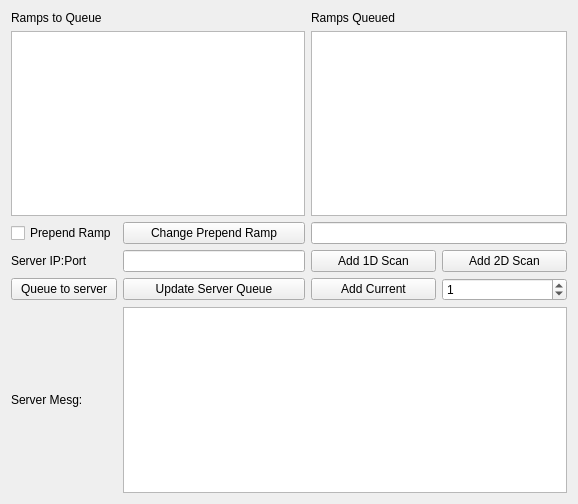
This is ui/RampQueuer.ui in shreyaspotnis/rampage as Qt 5 draws it before an edit. The edited form follows.
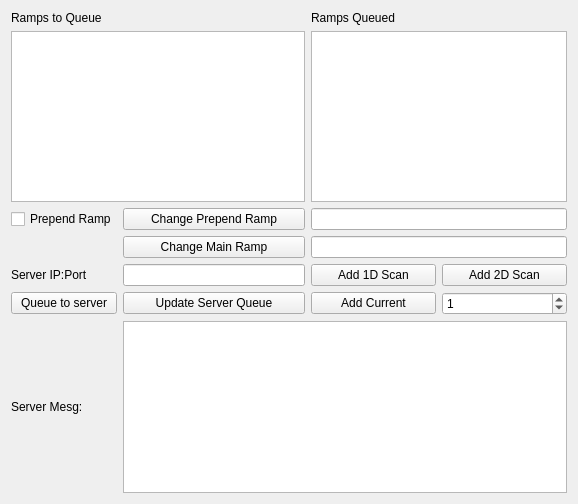
This is the edited form.

Commit message: More features added to 1D Scan generator

```diff
--- a/ui/RampQueuer.ui
+++ b/ui/RampQueuer.ui
@@ -30,7 +30,7 @@
        </property>
       </widget>
      </item>
-     <item row="3" column="2">
+     <item row="4" column="2">
       <widget class="QPushButton" name="push1DScan">
        <property name="text">
         <string>Add 1D Scan</string>
@@ -64,65 +64,75 @@
        </property>
       </widget>
      </item>
-     <item row="5" column="0">
+     <item row="5" column="1">
+      <widget class="QPushButton" name="pushUpdateServerQueue">
+       <property name="text">
+        <string>Update Server Queue</string>
+       </property>
+      </widget>
+     </item>
+     <item row="6" column="0">
       <widget class="QLabel" name="label_4">
        <property name="text">
         <string>Server Mesg:</string>
        </property>
       </widget>
      </item>
-     <item row="3" column="1">
+     <item row="5" column="3">
+      <widget class="QSpinBox" name="spinNumberReps">
+       <property name="toolTip">
+        <string>Number of reps</string>
+       </property>
+       <property name="value">
+        <number>1</number>
+       </property>
+      </widget>
+     </item>
+     <item row="4" column="1">
       <widget class="QLineEdit" name="serverIPAndPort"/>
      </item>
-     <item row="3" column="0">
+     <item row="4" column="0">
       <widget class="QLabel" name="label_3">
        <property name="text">
         <string>Server IP:Port</string>
        </property>
       </widget>
      </item>
-     <item row="3" column="3">
+     <item row="4" column="3">
       <widget class="QPushButton" name="push2DScan">
        <property name="text">
         <string>Add 2D Scan</string>
        </property>
       </widget>
      </item>
-     <item row="4" column="0">
-      <widget class="QPushButton" name="pushQueueToServer">
-       <property name="text">
-        <string>Queue to server</string>
-       </property>
-      </widget>
-     </item>
-     <item row="4" column="2">
+     <item row="5" column="2">
       <widget class="QPushButton" name="pushAddCurrent">
        <property name="text">
         <string>Add Current</string>
        </property>
       </widget>
      </item>
-     <item row="4" column="3">
-      <widget class="QSpinBox" name="spinNumberReps">
-       <property name="toolTip">
-        <string>Number of reps</string>
-       </property>
-       <property name="value">
-        <number>1</number>
-       </property>
-      </widget>
-     </item>
-     <item row="5" column="1" colspan="3">
+     <item row="6" column="1" colspan="3">
       <widget class="QTextEdit" name="textServerMesg">
        <property name="readOnly">
         <bool>true</bool>
        </property>
       </widget>
      </item>
-     <item row="4" column="1">
-      <widget class="QPushButton" name="pushUpdateServerQueue">
+     <item row="5" column="0">
+      <widget class="QPushButton" name="pushQueueToServer">
        <property name="text">
-        <string>Update Server Queue</string>
+        <string>Queue to server</string>
+       </property>
+      </widget>
+     </item>
+     <item row="3" column="2" colspan="2">
+      <widget class="QLineEdit" name="lineEditMainRamp"/>
+     </item>
+     <item row="3" column="1">
+      <widget class="QPushButton" name="pushChangeMainRamp">
+       <property name="text">
+        <string>Change Main Ramp</string>
        </property>
       </widget>
      </item>
```
Left out of the diff: 23 changed lines with no effect on the pictures. The commit also changes 2 other files.
